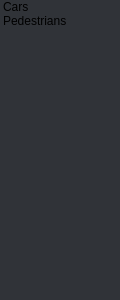
Qt form legendSelector.ui (IsolatedSushi2/Traffic) before a commit.
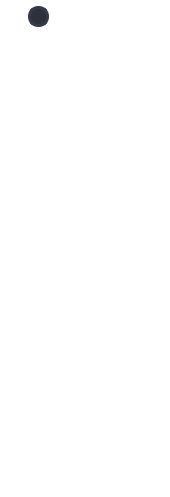
The same form after that commit. Icons and pictures are not drawn.

Diff of the .ui file:
```diff
--- a/legendSelector.ui
+++ b/legendSelector.ui
@@ -6,8 +6,8 @@
    <rect>
     <x>0</x>
     <y>0</y>
-    <width>120</width>
-    <height>300</height>
+    <width>170</width>
+    <height>497</height>
    </rect>
   </property>
   <property name="windowTitle">
@@ -15,16 +15,115 @@
   </property>
   <property name="styleSheet">
    <string notr="true">QWidget{
-background-color: rgb(48, 51, 56);
+background-color:transparent;
 }
-
 QListWidget{
-background-color: rgb(48, 51, 56);
-}</string>
+background-color:transparent;
+}
+/* SCROLL BARS */
+QScrollBar:horizontal {
+    border: none;
+    background: rgb(52, 59, 72);
+    height: 14px;
+    margin: 0px 21px 0 21px;
+	border-radius: 0px;
+}
+QScrollBar::handle:horizontal {
+    background: rgb(85, 170, 255);
+    min-width: 25px;
+	border-radius: 7px
+}
+QScrollBar::add-line:horizontal {
+    border: none;
+    background: rgb(55, 63, 77);
+    width: 20px;
+	border-top-right-radius: 7px;
+    border-bottom-right-radius: 7px;
+    subcontrol-position: right;
+    subcontrol-origin: margin;
+}
+QScrollBar::sub-line:horizontal {
+    border: none;
+    background: rgb(55, 63, 77);
+    width: 20px;
+	border-top-left-radius: 7px;
+    border-bottom-left-radius: 7px;
+    subcontrol-position: left;
+    subcontrol-origin: margin;
+}
+QScrollBar::up-arrow:horizontal, QScrollBar::down-arrow:horizontal
+{
+     background: none;
+}
+QScrollBar::add-page:horizontal, QScrollBar::sub-page:horizontal
+{
+     background: none;
+}
+ QScrollBar:vertical {
+	border: none;
+    background: rgb(52, 59, 72);
+    width: 14px;
+    margin: 21px 0 21px 0;
+	border-radius: 0px;
+ }
+ QScrollBar::handle:vertical {	
+	background: rgb(85, 170, 255);
+    min-height: 25px;
+	border-radius: 7px
+ }
+ QScrollBar::add-line:vertical {
+     border: none;
+    background: rgb(55, 63, 77);
+     height: 20px;
+	border-bottom-left-radius: 7px;
+    border-bottom-right-radius: 7px;
+     subcontrol-position: bottom;
+     subcontrol-origin: margin;
+ }
+ QScrollBar::sub-line:vertical {
+	border: none;
+    background: rgb(55, 63, 77);
+     height: 20px;
+	border-top-left-radius: 7px;
+    border-top-right-radius: 7px;
+     subcontrol-position: top;
+     subcontrol-origin: margin;
+ }
+ QScrollBar::up-arrow:vertical, QScrollBar::down-arrow:vertical {
+     background: none;
+ }
+
+ QScrollBar::add-page:vertical, QScrollBar::sub-page:vertical {
+     background: none;
+ }
+
+QLabel{
+background-color:transparent;
+color:rgba(255,255,255,150);
+}
+
+/* CHECKBOX */
+QCheckBox::indicator {
+    border: 3px solid rgb(52, 59, 72);
+	width: 15px;
+	height: 15px;
+	border-radius: 10px;
+    background: rgb(44, 49, 60);
+}
+QCheckBox::indicator:hover {
+    border: 3px solid rgb(58, 66, 81);
+}
+QCheckBox::indicator:checked {
+    background: 3px solid rgb(52, 59, 72);
+	border: 3px solid rgb(52, 59, 72);	
+	
+	background-image: url(:/icons/16x16/cil-check-alt.png);
+}
+</string>
   </property>
   <layout class="QVBoxLayout" name="verticalLayout">
    <property name="spacing">
-    <number>0</number>
+    <number>5</number>
    </property>
    <property name="leftMargin">
     <number>0</number>
@@ -38,21 +137,118 @@
    <property name="bottomMargin">
     <number>0</number>
    </property>
+   <item>
+    <widget class="QFrame" name="frame">
+     <property name="minimumSize">
+      <size>
+       <width>0</width>
+       <height>30</height>
+      </size>
+     </property>
+     <property name="frameShape">
+      <enum>QFrame::StyledPanel</enum>
+     </property>
+     <property name="frameShadow">
+      <enum>QFrame::Raised</enum>
+     </property>
+     <layout class="QHBoxLayout" name="horizontalLayout">
+      <property name="spacing">
+       <number>0</number>
+      </property>
+      <property name="leftMargin">
+       <number>0</number>
+      </property>
+      <property name="topMargin">
+       <number>0</number>
+      </property>
+      <property name="rightMargin">
+       <number>0</number>
+      </property>
+      <property name="bottomMargin">
+       <number>0</number>
+      </property>
+      <item>
+       <spacer name="horizontalSpacer_2">
+        <property name="orientation">
+         <enum>Qt::Horizontal</enum>
+        </property>
+        <property name="sizeHint" stdset="0">
+         <size>
+          <width>40</width>
+          <height>20</height>
+         </size>
+        </property>
+       </spacer>
+      </item>
+      <item>
+       <widget class="QCheckBox" name="segmentingCheckBox">
+        <property name="minimumSize">
+         <size>
+          <width>0</width>
+          <height>30</height>
+         </size>
+        </property>
+        <property name="font">
+         <font>
+          <family>Segoe UI</family>
+          <pointsize>11</pointsize>
+          <weight>75</weight>
+          <bold>true</bold>
+         </font>
+        </property>
+        <property name="styleSheet">
+         <string notr="true">color:rgba(255,255,255,150);</string>
+        </property>
+        <property name="text">
+         <string>Segmenting</string>
+        </property>
+        <property name="checked">
+         <bool>true</bool>
+        </property>
+       </widget>
+      </item>
+      <item>
+       <spacer name="horizontalSpacer">
+        <property name="orientation">
+         <enum>Qt::Horizontal</enum>
+        </property>
+        <property name="sizeHint" stdset="0">
+         <size>
+          <width>40</width>
+          <height>20</height>
+         </size>
+        </property>
+       </spacer>
+      </item>
+     </layout>
+    </widget>
+   </item>
    <item>
     <widget class="QListWidget" name="listWidget">
+     <property name="layoutDirection">
+      <enum>Qt::LeftToRight</enum>
+     </property>
+     <property name="styleSheet">
+      <string notr="true"/>
+     </property>
      <property name="frameShape">
       <enum>QFrame::NoFrame</enum>
      </property>
-     <item>
-      <property name="text">
-       <string>Cars</string>
-      </property>
-     </item>
-     <item>
-      <property name="text">
-       <string>Pedestrians</string>
-      </property>
-     </item>
+     <property name="dragEnabled">
+      <bool>true</bool>
+     </property>
+     <property name="dragDropMode">
+      <enum>QAbstractItemView::NoDragDrop</enum>
+     </property>
+     <property name="selectionMode">
+      <enum>QAbstractItemView::ExtendedSelection</enum>
+     </property>
+     <property name="verticalScrollMode">
+      <enum>QAbstractItemView::ScrollPerPixel</enum>
+     </property>
+     <property name="horizontalScrollMode">
+      <enum>QAbstractItemView::ScrollPerPixel</enum>
+     </property>
     </widget>
    </item>
   </layout>
```
Left out of the diff: 4 changed lines with no effect on the pictures.
